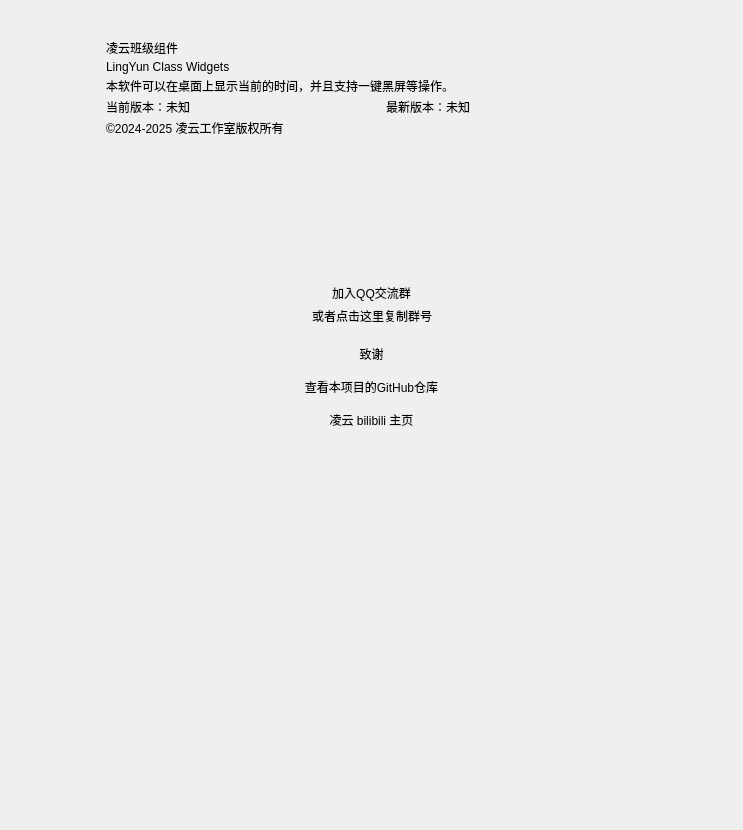
First picture: the form in Resource/ui/set_info.ui, repository Yamikani-Flipped/LingYun-Class-Widgets, before the edit.
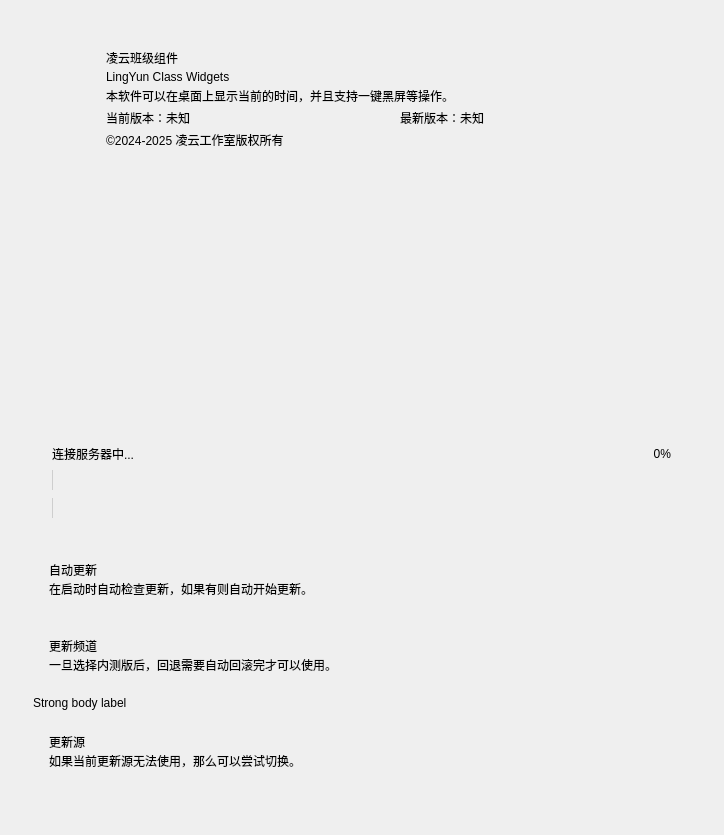
Second picture: the form after the edit. Icons and pictures are not drawn. Custom widgets are drawn as their Qt base class.

Commit message: 1.6.0-Beta版本更新

Diff of the .ui file:
```diff
--- a/Resource/ui/set_info.ui
+++ b/Resource/ui/set_info.ui
@@ -6,8 +6,8 @@
    <rect>
     <x>0</x>
     <y>0</y>
-    <width>743</width>
-    <height>830</height>
+    <width>724</width>
+    <height>835</height>
    </rect>
   </property>
   <property name="windowTitle">
@@ -48,8 +48,8 @@
       <widget class="QLabel" name="label_2">
        <property name="maximumSize">
         <size>
-         <width>750</width>
-         <height>200</height>
+         <width>710</width>
+         <height>95</height>
         </size>
        </property>
        <property name="text">
@@ -62,11 +62,14 @@
         <bool>true</bool>
        </property>
        <property name="alignment">
-        <set>Qt::AlignLeading|Qt::AlignLeft|Qt::AlignVCenter</set>
+        <set>Qt::AlignCenter</set>
        </property>
        <property name="wordWrap">
         <bool>false</bool>
        </property>
+       <property name="openExternalLinks">
+        <bool>false</bool>
+       </property>
       </widget>
      </item>
      <item>
@@ -85,7 +88,7 @@
     </layout>
    </item>
    <item>
-    <layout class="QVBoxLayout" name="verticalLayout">
+    <layout class="QHBoxLayout" name="horizontalLayout_5">
      <property name="spacing">
       <number>18</number>
      </property>
@@ -93,10 +96,10 @@
       <number>24</number>
      </property>
      <property name="topMargin">
-      <number>10</number>
+      <number>20</number>
      </property>
      <property name="rightMargin">
-      <number>24</number>
+      <number>5</number>
      </property>
      <item>
       <widget class="SmoothScrollArea" name="sd_scroll">
@@ -112,17 +115,21 @@
           <x>0</x>
           <y>0</y>
           <width>695</width>
-          <height>617</height>
+          <height>717</height>
          </rect>
         </property>
         <layout class="QVBoxLayout" name="verticalLayout_9">
          <item>
+          <layout class="QHBoxLayout" name="horizontalLayout_3">
+           <item>
+            <layout class="QVBoxLayout" name="verticalLayout">
+             <item>
           <layout class="QVBoxLayout" name="ver_ver">
            <property name="spacing">
             <number>3</number>
            </property>
            <item>
-            <layout class="QVBoxLayout" name="verticalLayout_2">
+                <layout class="QHBoxLayout" name="horizontalLayout_4">
              <property name="leftMargin">
               <number>48</number>
              </property>
@@ -130,7 +137,7 @@
               <number>0</number>
              </property>
              <property name="rightMargin">
-              <number>48</number>
+                  <number>0</number>
              </property>
              <property name="bottomMargin">
               <number>0</number>
@@ -233,6 +240,19 @@
                      </property>
                     </widget>
                    </item>
+                       <item>
+                        <spacer name="horizontalSpacer_5">
+                         <property name="orientation">
+                          <enum>Qt::Horizontal</enum>
+                         </property>
+                         <property name="sizeHint" stdset="0">
+                          <size>
+                           <width>40</width>
+                           <height>20</height>
+                          </size>
+                         </property>
+                        </spacer>
+                       </item>
                    <item>
                     <widget class="BodyLabel" name="yun_version">
                      <property name="text">
@@ -246,6 +266,19 @@
                      </property>
                     </widget>
                    </item>
+                       <item>
+                        <spacer name="horizontalSpacer_4">
+                         <property name="orientation">
+                          <enum>Qt::Horizontal</enum>
+                         </property>
+                         <property name="sizeHint" stdset="0">
+                          <size>
+                           <width>40</width>
+                           <height>20</height>
+                          </size>
+                         </property>
+                        </spacer>
+                       </item>
                   </layout>
                  </item>
                  <item>
@@ -279,8 +312,12 @@
                </item>
               </layout>
              </item>
+                </layout>
+               </item>
+              </layout>
+             </item>
              <item>
-              <spacer name="verticalSpacer_2">
+              <spacer name="verticalSpacer">
                <property name="orientation">
                 <enum>Qt::Vertical</enum>
                </property>
@@ -293,53 +330,17 @@
               </spacer>
              </item>
              <item>
-              <layout class="QHBoxLayout" name="horizontalLayout_4">
-               <property name="leftMargin">
-                <number>0</number>
-               </property>
-               <property name="rightMargin">
-                <number>0</number>
-               </property>
+              <layout class="QVBoxLayout" name="verticalLayout_5">
                <item>
-                <spacer name="horizontalSpacer_5">
-                 <property name="orientation">
-                  <enum>Qt::Horizontal</enum>
+                <layout class="QHBoxLayout" name="horizontalLayout_update">
+                 <property name="spacing">
+                  <number>10</number>
                  </property>
-                 <property name="sizeHint" stdset="0">
-                  <size>
-                   <width>40</width>
-                   <height>20</height>
-                  </size>
+                 <property name="bottomMargin">
+                  <number>10</number>
                  </property>
-                </spacer>
-               </item>
                <item>
-                <widget class="PushButton" name="Join_qq">
-                 <property name="sizePolicy">
-                  <sizepolicy hsizetype="Expanding" vsizetype="Fixed">
-                   <horstretch>0</horstretch>
-                   <verstretch>0</verstretch>
-                  </sizepolicy>
-                 </property>
-                 <property name="minimumSize">
-                  <size>
-                   <width>245</width>
-                   <height>0</height>
-                  </size>
-                 </property>
-                 <property name="maximumSize">
-                  <size>
-                   <width>360</width>
-                   <height>16777215</height>
-                  </size>
-                 </property>
-                 <property name="text">
-                  <string>加入QQ交流群</string>
-                 </property>
-                </widget>
-               </item>
-               <item>
-                <spacer name="horizontalSpacer_6">
+                  <spacer name="horizontalSpacer_3">
                  <property name="orientation">
                   <enum>Qt::Horizontal</enum>
                  </property>
@@ -354,237 +355,281 @@
               </layout>
              </item>
              <item>
-              <layout class="QHBoxLayout" name="horizontalLayout_5">
-               <property name="leftMargin">
-                <number>0</number>
-               </property>
-               <property name="rightMargin">
-                <number>0</number>
-               </property>
-               <item>
-                <spacer name="horizontalSpacer_7">
-                 <property name="orientation">
-                  <enum>Qt::Horizontal</enum>
-                 </property>
-                 <property name="sizeHint" stdset="0">
-                  <size>
-                   <width>40</width>
-                   <height>20</height>
-                  </size>
-                 </property>
-                </spacer>
-               </item>
-               <item>
-                <widget class="TransparentPushButton" name="qq_clipboard_button">
-                 <property name="text">
-                  <string>或者点击这里复制群号</string>
-                 </property>
-                 <property name="hasIcon" stdset="0">
-                  <bool>false</bool>
-                 </property>
-                </widget>
-               </item>
-               <item>
-                <spacer name="horizontalSpacer_8">
-                 <property name="orientation">
-                  <enum>Qt::Horizontal</enum>
-                 </property>
-                 <property name="sizeHint" stdset="0">
-                  <size>
-                   <width>40</width>
-                   <height>20</height>
-                  </size>
-                 </property>
-                </spacer>
-               </item>
-              </layout>
-             </item>
-             <item>
+                <widget class="ElevatedCardWidget" name="ElevatedCardWidget">
               <layout class="QHBoxLayout" name="horizontalLayout_6">
+                  <item>
+                   <layout class="QHBoxLayout" name="horizontalLayout_10">
                <property name="leftMargin">
                 <number>0</number>
                </property>
                <property name="topMargin">
-                <number>15</number>
+                     <number>0</number>
                </property>
                <property name="rightMargin">
                 <number>0</number>
                </property>
+                   </layout>
+                  </item>
+                 </layout>
+                </widget>
+               </item>
                <item>
-                <spacer name="horizontalSpacer_9">
-                 <property name="orientation">
-                  <enum>Qt::Horizontal</enum>
-                 </property>
-                 <property name="sizeHint" stdset="0">
-                  <size>
-                   <width>40</width>
-                   <height>20</height>
-                  </size>
-                 </property>
-                </spacer>
-               </item>
-               <item>
-                <widget class="PushButton" name="thank_button">
-                 <property name="sizePolicy">
-                  <sizepolicy hsizetype="Expanding" vsizetype="Fixed">
-                   <horstretch>0</horstretch>
-                   <verstretch>0</verstretch>
-                  </sizepolicy>
-                 </property>
-                 <property name="minimumSize">
-                  <size>
-                   <width>245</width>
-                   <height>0</height>
-                  </size>
-                 </property>
+                <widget class="ElevatedCardWidget" name="down_ElevatedCardWidget">
+                 <layout class="QHBoxLayout" name="horizontalLayout_13">
+                  <item>
+                   <layout class="QVBoxLayout" name="verticalLayout_8">
+                    <property name="leftMargin">
+                     <number>10</number>
+                    </property>
+                    <property name="topMargin">
+                     <number>10</number>
+                    </property>
+                    <property name="rightMargin">
+                     <number>10</number>
+                    </property>
+                    <property name="bottomMargin">
+                     <number>10</number>
+                    </property>
+                    <item>
+                     <layout class="QHBoxLayout" name="horizontalLayout_14">
+                      <item>
+                       <widget class="StrongBodyLabel" name="info_Label">
+                        <property name="text">
+                         <string>连接服务器中...</string>
+                        </property>
+                       </widget>
+                      </item>
+                      <item>
+                       <widget class="StrongBodyLabel" name="percent_Label">
                  <property name="maximumSize">
                   <size>
-                   <width>360</width>
+                          <width>50</width>
                    <height>16777215</height>
                   </size>
                  </property>
                  <property name="text">
-                  <string>致谢</string>
-                 </property>
-                </widget>
-               </item>
+                         <string>0%</string>
+                        </property>
+                        <property name="alignment">
+                         <set>Qt::AlignRight|Qt::AlignTrailing|Qt::AlignVCenter</set>
+                        </property>
+                       </widget>
+                      </item>
+                     </layout>
+                    </item>
                <item>
-                <spacer name="horizontalSpacer_10">
-                 <property name="orientation">
-                  <enum>Qt::Horizontal</enum>
-                 </property>
-                 <property name="sizeHint" stdset="0">
+                     <widget class="IndeterminateProgressBar" name="down_im_ProgressBar"/>
+                    </item>
+                    <item>
+                     <widget class="ProgressBar" name="down_ProgressBar"/>
+                    </item>
+                   </layout>
+                  </item>
+                 </layout>
+                </widget>
+               </item>
+               <item>
+                <widget class="CardWidget" name="CardWidget_1">
+                 <property name="minimumSize">
                   <size>
-                   <width>40</width>
-                   <height>20</height>
+                   <width>0</width>
+                   <height>70</height>
                   </size>
                  </property>
-                </spacer>
-               </item>
-              </layout>
-             </item>
-             <item>
               <layout class="QHBoxLayout" name="horizontalLayout_7">
                <property name="leftMargin">
-                <number>0</number>
+                   <number>16</number>
                </property>
                <property name="topMargin">
-                <number>10</number>
+                   <number>16</number>
                </property>
                <property name="rightMargin">
-                <number>0</number>
-               </property>
+                   <number>16</number>
+                  </property>
+                  <property name="bottomMargin">
+                   <number>16</number>
+                  </property>
                <item>
-                <spacer name="horizontalSpacer_11">
-                 <property name="orientation">
-                  <enum>Qt::Horizontal</enum>
-                 </property>
-                 <property name="sizeHint" stdset="0">
-                  <size>
-                   <width>40</width>
-                   <height>20</height>
-                  </size>
-                 </property>
-                </spacer>
-               </item>
+                   <layout class="QVBoxLayout" name="verticalLayout_1">
+                    <property name="spacing">
+                     <number>0</number>
+                    </property>
                <item>
-                <widget class="PushButton" name="github_button">
+                     <widget class="StrongBodyLabel" name="CW1_label_1">
                  <property name="sizePolicy">
-                  <sizepolicy hsizetype="Expanding" vsizetype="Fixed">
+                       <sizepolicy hsizetype="Expanding" vsizetype="Preferred">
                    <horstretch>0</horstretch>
                    <verstretch>0</verstretch>
                   </sizepolicy>
                  </property>
-                 <property name="minimumSize">
-                  <size>
-                   <width>245</width>
-                   <height>0</height>
-                  </size>
-                 </property>
-                 <property name="maximumSize">
-                  <size>
-                   <width>360</width>
-                   <height>16777215</height>
-                  </size>
-                 </property>
+                      <property name="text">
+                       <string>自动更新</string>
+                      </property>
+                     </widget>
+                    </item>
+                    <item>
+                     <widget class="CaptionLabel" name="CaptionLabel">
                  <property name="text">
-                  <string>查看本项目的GitHub仓库</string>
+                       <string>在启动时自动检查更新，如果有则自动开始更新。</string>
                  </property>
                 </widget>
                </item>
+                   </layout>
+                  </item>
                <item>
-                <spacer name="horizontalSpacer_12">
-                 <property name="orientation">
-                  <enum>Qt::Horizontal</enum>
-                 </property>
-                 <property name="sizeHint" stdset="0">
-                  <size>
-                   <width>40</width>
-                   <height>20</height>
-                  </size>
-                 </property>
-                </spacer>
-               </item>
-              </layout>
+                   <widget class="SwitchButton" name="autoupdate_button">
+                    <property name="onText">
+                     <string>开</string>
+                    </property>
+                    <property name="offText">
+                     <string>关</string>
+                    </property>
+                   </widget>
+                  </item>
+                 </layout>
+                </widget>
              </item>
              <item>
-              <layout class="QHBoxLayout" name="horizontalLayout_3">
+                <widget class="CardWidget" name="CardWidget_2">
+                 <property name="minimumSize">
+                  <size>
+                   <width>0</width>
+                   <height>70</height>
+                  </size>
+                 </property>
+                 <layout class="QHBoxLayout" name="horizontalLayout_8">
                <property name="leftMargin">
-                <number>0</number>
+                   <number>16</number>
                </property>
                <property name="topMargin">
-                <number>10</number>
+                   <number>16</number>
                </property>
                <property name="rightMargin">
-                <number>0</number>
-               </property>
+                   <number>16</number>
+                  </property>
+                  <property name="bottomMargin">
+                   <number>16</number>
+                  </property>
                <item>
-                <spacer name="horizontalSpacer_3">
-                 <property name="orientation">
-                  <enum>Qt::Horizontal</enum>
-                 </property>
-                 <property name="sizeHint" stdset="0">
-                  <size>
-                   <width>40</width>
-                   <height>20</height>
-                  </size>
-                 </property>
-                </spacer>
-               </item>
+                   <layout class="QVBoxLayout" name="verticalLayout_6">
+                    <property name="spacing">
+                     <number>0</number>
+                    </property>
                <item>
-                <widget class="PushButton" name="bilibili_button">
+                     <widget class="StrongBodyLabel" name="CW1_label_2">
                  <property name="sizePolicy">
-                  <sizepolicy hsizetype="Expanding" vsizetype="Fixed">
+                       <sizepolicy hsizetype="Expanding" vsizetype="Preferred">
                    <horstretch>0</horstretch>
                    <verstretch>0</verstretch>
                   </sizepolicy>
                  </property>
+                      <property name="text">
+                       <string>更新频道</string>
+                      </property>
+                     </widget>
+                    </item>
+                    <item>
+                     <widget class="CaptionLabel" name="CaptionLabel_2">
+                      <property name="text">
+                       <string>一旦选择内测版后，回退需要自动回滚完才可以使用。</string>
+                      </property>
+                     </widget>
+                    </item>
+                   </layout>
+                  </item>
+                  <item>
+                   <widget class="ComboBox" name="update_channel_ComboBox"/>
+                  </item>
+                 </layout>
+                </widget>
+               </item>
+               <item>
+                <widget class="StrongBodyLabel" name="warning_SubtitleLabel">
+                 <property name="text">
+                  <string>Strong body label</string>
+                 </property>
+                 <property name="wordWrap">
+                  <bool>true</bool>
+                 </property>
+                 <property name="lightColor" stdset="0">
+                  <color>
+                   <red>255</red>
+                   <green>0</green>
+                   <blue>0</blue>
+                  </color>
+                 </property>
+                 <property name="darkColor" stdset="0">
+                  <color>
+                   <red>255</red>
+                   <green>0</green>
+                   <blue>0</blue>
+                  </color>
+                 </property>
+                </widget>
+               </item>
+               <item>
+                <widget class="CardWidget" name="CardWidget_3">
                  <property name="minimumSize">
                   <size>
-                   <width>245</width>
-                   <height>0</height>
+                   <width>0</width>
+                   <height>70</height>
                   </size>
                  </property>
-                 <property name="maximumSize">
-                  <size>
-                   <width>360</width>
-                   <height>16777215</height>
-                  </size>
-                 </property>
+                 <layout class="QHBoxLayout" name="horizontalLayout_9">
+                  <property name="leftMargin">
+                   <number>16</number>
+                  </property>
+                  <property name="topMargin">
+                   <number>16</number>
+                  </property>
+                  <property name="rightMargin">
+                   <number>16</number>
+                  </property>
+                  <property name="bottomMargin">
+                   <number>16</number>
+                  </property>
+                  <item>
+                   <layout class="QVBoxLayout" name="verticalLayout_7">
+                    <property name="spacing">
+                     <number>0</number>
+                    </property>
+                    <item>
+                     <widget class="StrongBodyLabel" name="CW1_label_3">
+                      <property name="sizePolicy">
+                       <sizepolicy hsizetype="Expanding" vsizetype="Preferred">
+                        <horstretch>0</horstretch>
+                        <verstretch>0</verstretch>
+                       </sizepolicy>
+                      </property>
                  <property name="text">
-                  <string>凌云 bilibili 主页</string>
+                       <string>更新源</string>
                  </property>
                 </widget>
                </item>
                <item>
-                <spacer name="horizontalSpacer_4">
+                     <widget class="CaptionLabel" name="CaptionLabel_3">
+                      <property name="text">
+                       <string>如果当前更新源无法使用，那么可以尝试切换。</string>
+                      </property>
+                     </widget>
+                    </item>
+                   </layout>
+                  </item>
+                  <item>
+                   <widget class="ComboBox" name="updatesource_ComboBox"/>
+                  </item>
+                 </layout>
+                </widget>
+               </item>
+               <item>
+                <spacer name="verticalSpacer_3">
                  <property name="orientation">
-                  <enum>Qt::Horizontal</enum>
+                  <enum>Qt::Vertical</enum>
                  </property>
                  <property name="sizeHint" stdset="0">
                   <size>
-                   <width>40</width>
-                   <height>20</height>
+                   <width>20</width>
+                   <height>40</height>
                   </size>
                  </property>
                 </spacer>
@@ -593,10 +638,8 @@
              </item>
             </layout>
            </item>
-          </layout>
-         </item>
          <item>
-          <spacer name="verticalSpacer">
+            <spacer name="verticalSpacer_2">
            <property name="orientation">
             <enum>Qt::Vertical</enum>
            </property>
@@ -607,6 +650,8 @@
             </size>
            </property>
           </spacer>
+           </item>
+          </layout>
          </item>
         </layout>
        </widget>
@@ -618,15 +663,33 @@
  </widget>
  <customwidgets>
   <customwidget>
-   <class>PushButton</class>
+   <class>ComboBox</class>
    <extends>QPushButton</extends>
    <header>qfluentwidgets</header>
   </customwidget>
   <customwidget>
-   <class>TransparentPushButton</class>
-   <extends>PushButton</extends>
+   <class>SwitchButton</class>
+   <extends>QWidget</extends>
    <header>qfluentwidgets</header>
   </customwidget>
+  <customwidget>
+   <class>CardWidget</class>
+   <extends>QFrame</extends>
+   <header>qfluentwidgets</header>
+   <container>1</container>
+  </customwidget>
+  <customwidget>
+   <class>ElevatedCardWidget</class>
+   <extends>SimpleCardWidget</extends>
+   <header>qfluentwidgets</header>
+   <container>1</container>
+  </customwidget>
+  <customwidget>
+   <class>SimpleCardWidget</class>
+   <extends>CardWidget</extends>
+   <header>qfluentwidgets</header>
+   <container>1</container>
+  </customwidget>
   <customwidget>
    <class>SmoothScrollArea</class>
    <extends>QScrollArea</extends>
@@ -643,11 +706,26 @@
    <extends>QLabel</extends>
    <header>qfluentwidgets</header>
   </customwidget>
+  <customwidget>
+   <class>StrongBodyLabel</class>
+   <extends>QLabel</extends>
+   <header>qfluentwidgets</header>
+  </customwidget>
   <customwidget>
    <class>SubtitleLabel</class>
    <extends>QLabel</extends>
    <header>qfluentwidgets</header>
   </customwidget>
+  <customwidget>
+   <class>ProgressBar</class>
+   <extends>QProgressBar</extends>
+   <header>qfluentwidgets</header>
+  </customwidget>
+  <customwidget>
+   <class>IndeterminateProgressBar</class>
+   <extends>QProgressBar</extends>
+   <header>qfluentwidgets</header>
+  </customwidget>
  </customwidgets>
  <resources/>
  <connections/>
```
Lines whose indentation alone changed are shown as unchanged. The commit also changes 23 other files.
